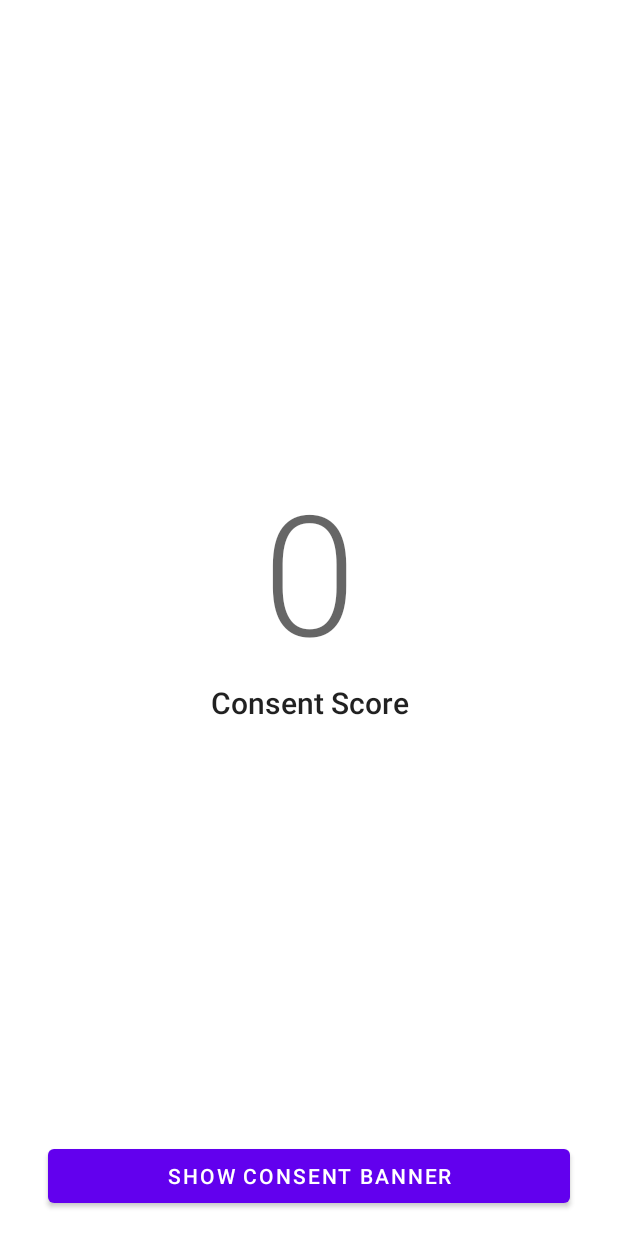
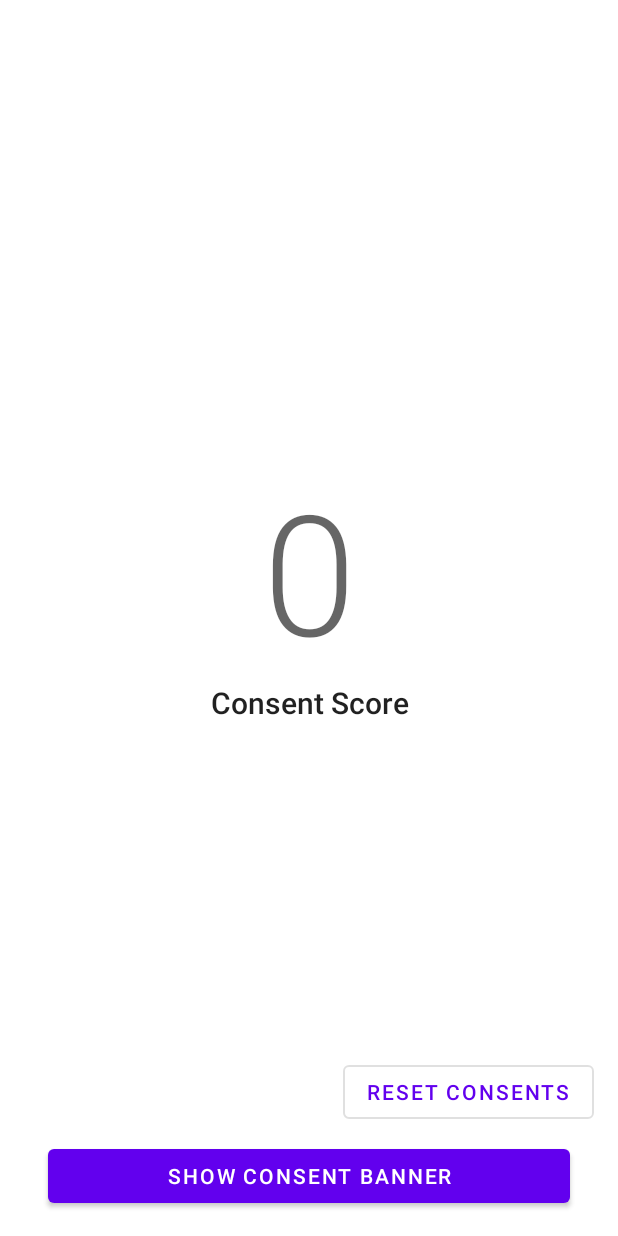
Before and after one commit to mvp-sales/Android-Boilerplate, an Android app: the layout fragment_main.xml on its own in the app's theme, with its tools: preview values and no code run, on a phone screen of 412 x 824 dp. Run offline under Robolectric (Android 15) with nearby library versions, the phone set to English and light mode, and no system bars.

```diff
--- a/app/src/main/java/com/mvpsales/github/MainApplication.kt
+++ b/app/src/main/java/com/mvpsales/github/MainApplication.kt
@@ -11,7 +11,10 @@ class MainApplication: Application() {
     override fun onCreate() {
         super.onCreate()
 
-        val options = UsercentricsOptions(settingsId = "gChmbFIdL", defaultLanguage = "en")
+        val options = UsercentricsOptions(
+            settingsId = BuildConfig.usercentrics_sdk_settingsid,
+            defaultLanguage = "en"
+        )
         Usercentrics.initialize(this, options)
     }
 }
--- a/app/src/main/java/com/mvpsales/github/ui/Rule.kt
+++ /dev/null
@@ -1,6 +0,0 @@
-package com.mvpsales.github.ui
-
-data class Rule(
-    val predicate: () -> Boolean,
-    val action: (Double, Double) -> Double
-)
--- a/app/src/main/res/layout/fragment_main.xml
+++ b/app/src/main/res/layout/fragment_main.xml
@@ -10,7 +10,7 @@
         style="@style/TextAppearance.AppCompat.Display4"
         android:layout_width="0dp"
         android:layout_height="wrap_content"
-        android:text="0"
+        android:text="@string/consent_score_base_value"
         android:layout_marginHorizontal="16dp"
         android:gravity="center"
         app:layout_constraintTop_toTopOf="parent"
@@ -24,7 +24,7 @@
         style="@style/TextAppearance.AppCompat.Title"
         android:layout_width="0dp"
         android:layout_height="wrap_content"
-        android:text="Consent Score"
+        android:text="@string/consent_score"
         android:layout_marginHorizontal="16dp"
         android:gravity="center"
         app:layout_constraintTop_toBottomOf="@id/consent_score_value_tv"
@@ -32,10 +32,22 @@
         app:layout_constraintStart_toStartOf="parent"/>
 
     <com.google.android.material.button.MaterialButton
+        android:id="@+id/reset_consents_btn"
+        android:layout_width="0dp"
+        android:layout_height="wrap_content"
+        android:text="Reset consents"
+        android:layout_marginHorizontal="16dp"
+        android:layout_marginBottom="8dp"
+        style="@style/Widget.MaterialComponents.Button.OutlinedButton"
+        app:layout_constraintEnd_toEndOf="parent"
+        app:layout_constraintBottom_toTopOf="@id/show_consent_banner_btn"
+        />
+
+    <com.google.android.material.button.MaterialButton
         android:id="@+id/show_consent_banner_btn"
         android:layout_width="0dp"
         android:layout_height="wrap_content"
-        android:text="Show Consent Banner"
+        android:text="@string/show_consent_banner"
         android:layout_marginHorizontal="32dp"
         android:layout_marginBottom="16dp"
         app:layout_constraintStart_toStartOf="parent"
--- a/app/src/main/res/values/strings.xml
+++ b/app/src/main/res/values/strings.xml
@@ -1,3 +1,7 @@
 <resources>
-    <string name="app_name">Android-Boilerplate</string>
+    <string name="app_name">Usercentrics Challenge</string>
+    <string name="consent_score">Consent Score</string>
+    <string name="show_consent_banner">Show consent banner</string>
+    <string name="consent_score_base_value">0</string>
+    <string name="consents_reset_toast">"Consents reset successfully"</string>
 </resources>
--- a/build.gradle.kts
+++ b/build.gradle.kts
@@ -5,3 +5,9 @@ plugins {
     alias(libs.plugins.androidApplication) apply false
     alias(libs.plugins.jetbrainsKotlinAndroid) apply false
 }
+
+buildscript {
+    dependencies {
+        classpath(libs.secrets.gradle)
+    }
+}
--- a/settings.gradle.kts
+++ b/settings.gradle.kts
@@ -19,5 +19,5 @@ dependencyResolutionManagement {
     }
 }
 
-rootProject.name = "Android-Boilerplate"
+rootProject.name = "Usercentrics Challenge"
 include(":app")
```
Also changed, not shown: app/build.gradle.kts (+5 -7 lines), app/src/main/java/com/mvpsales/github/db/UsercentricsDataTypeDao.kt (+1 -10 lines), app/src/main/java/com/mvpsales/github/ui/MainFragment.kt (+18 -5 lines), app/src/main/java/com/mvpsales/github/ui/MainViewModel.kt (+44 -22 lines), app/src/main/java/com/mvpsales/github/utils/Constants.kt (+16 -9 lines), gradle/libs.versions.toml (+3 -6 lines).
